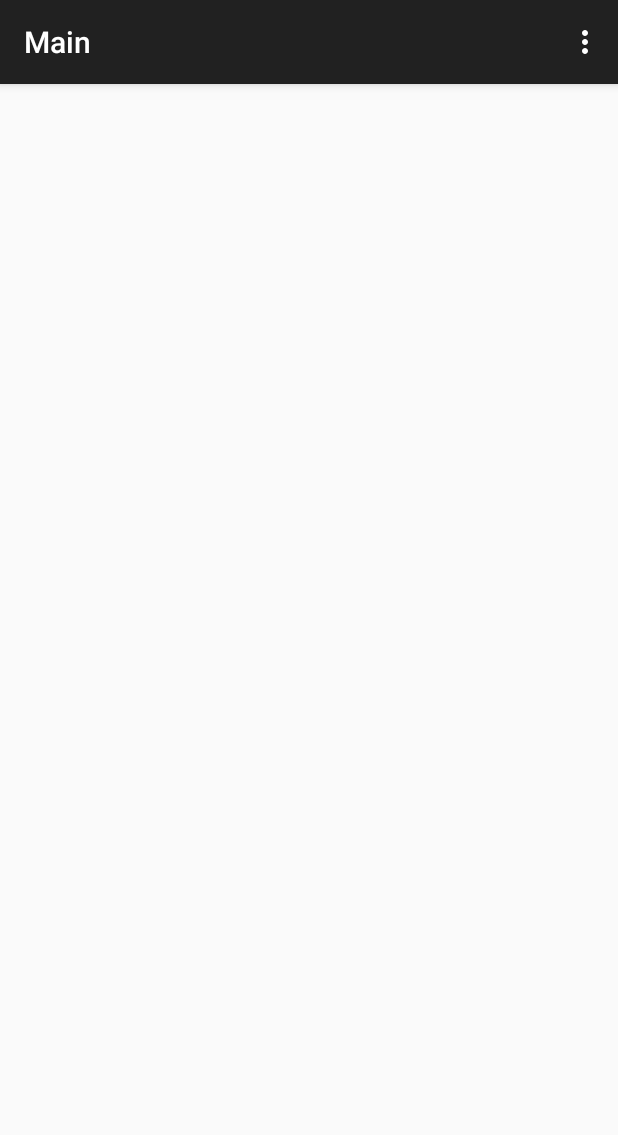
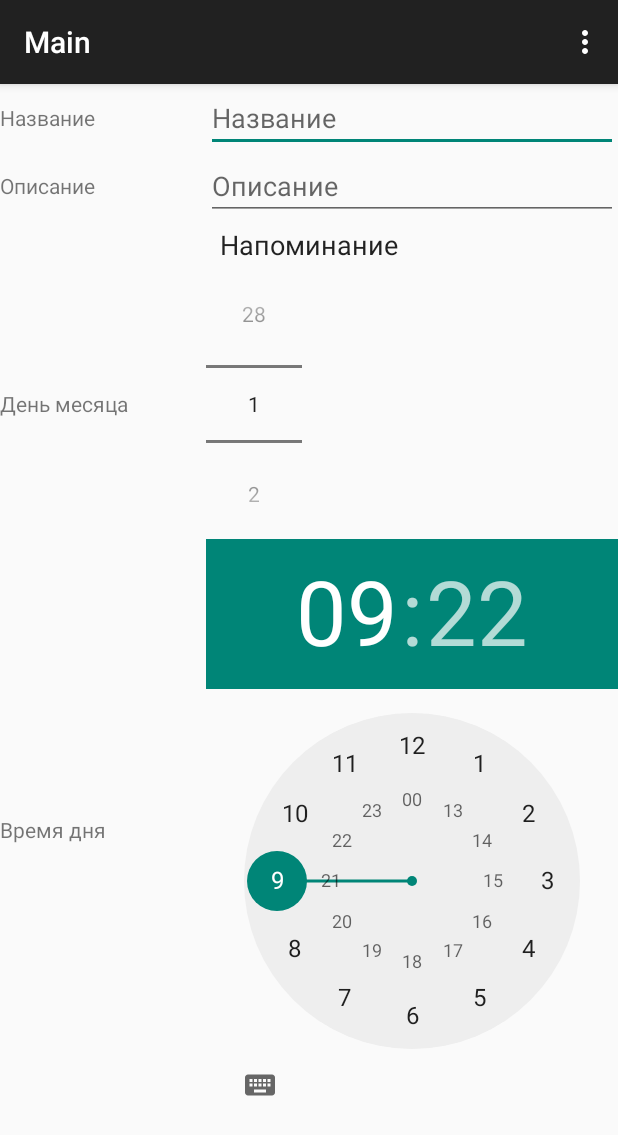
Before and after one commit to dmitry-t/creview, an Android app: the screen it shows after launch (MainActivity), on a phone screen of 412 x 824 dp. Shown: the top 1135 px of the screen. Run offline under Robolectric (Android 15) with nearby library versions, the phone set to English and light mode, and no system bars.

Commit message:
Android application initial outline

```diff
--- a/hints/android/app/build.gradle
+++ b/hints/android/app/build.gradle
@@ -21,5 +21,6 @@ android {
 
 dependencies {
     compile fileTree(dir: 'libs', include: ['*.jar'])
-    compile 'com.android.support:appcompat-v7:21.0.2'
+    compile 'com.android.support:appcompat-v7:21.0.3'
+    compile 'com.google.android.gms:play-services:6.5.87'
 }
--- a/hints/android/app/src/main/java/com/data/hints/MainActivity.java
+++ b/hints/android/app/src/main/java/com/data/hints/MainActivity.java
@@ -12,11 +12,8 @@ public class MainActivity extends ActionBarActivity {
     protected void onCreate(Bundle savedInstanceState) {
         super.onCreate(savedInstanceState);
         setContentView(R.layout.activity_main);
-        if (savedInstanceState == null) {
-            getSupportFragmentManager().beginTransaction()
-                    .add(R.id.container, new TaskEditFragment())
-                    .commit();
-        }
+
+
     }
 
     @Override
--- a/hints/android/app/src/main/java/com/data/hints/TaskEditFragment.java
+++ /dev/null
@@ -1,20 +0,0 @@
-package com.data.hints;
-
-import android.os.Bundle;
-import android.support.v4.app.Fragment;
-import android.view.LayoutInflater;
-import android.view.View;
-import android.view.ViewGroup;
-
-public class TaskEditFragment extends Fragment {
-
-    public TaskEditFragment() {
-    }
-
-    @Override
-    public View onCreateView(LayoutInflater inflater, ViewGroup container,
-                             Bundle savedInstanceState) {
-        View rootView = inflater.inflate(R.layout.fragment_main, container, false);
-        return rootView;
-    }
-}
--- /dev/null
+++ b/hints/android/app/src/main/java/com/data/hints/net/Const.java
@@ -0,0 +1,5 @@
+package com.data.hints.net;
+
+class Const {
+    public static final String USER_AGENT = "Hints";
+}
--- /dev/null
+++ b/hints/android/app/src/main/java/com/data/hints/net/Listener.java
@@ -0,0 +1,6 @@
+package com.data.hints.net;
+
+public interface Listener {
+    void onResponse(String response);
+    void onError();
+}
--- /dev/null
+++ b/hints/android/app/src/main/java/com/data/hints/view/TaskEditView.java
@@ -0,0 +1,43 @@
+package com.data.hints.view;
+
+import android.content.Context;
+import android.util.AttributeSet;
+import android.widget.FrameLayout;
+import android.widget.NumberPicker;
+import android.widget.TimePicker;
+
+import com.data.hints.R;
+import com.data.hints.core.Task;
+
+public class TaskEditView extends FrameLayout {
+
+    private final NumberPicker dayOfMonth_;
+    private final TimePicker timeOfDay_;
+
+    public TaskEditView(Context context) {
+        this(context, null, 0);
+    }
+
+    public TaskEditView(Context context, AttributeSet attrs) {
+        this(context, attrs, 0);
+    }
+
+    public TaskEditView(Context context, AttributeSet attrs, int defStyle) {
+        super(context, attrs, defStyle);
+
+        inflate(context, R.layout.view_task_edit, this);
+
+        dayOfMonth_ = (NumberPicker) findViewById(R.id.task_trigger_day_of_month);
+        dayOfMonth_.setMinValue(1);
+        dayOfMonth_.setMaxValue(28);
+
+        timeOfDay_ = (TimePicker) findViewById(R.id.task_trigger_time_of_day);
+        timeOfDay_.setIs24HourView(true);
+    }
+
+    public void setTask(Task task) {
+        dayOfMonth_.setValue(task.getTriggerTime().dayOfMonth);
+        timeOfDay_.setCurrentHour(task.getTriggerTime().timeOfDay.hour);
+        timeOfDay_.setCurrentMinute(task.getTriggerTime().timeOfDay.minute);
+    }
+}
--- a/hints/android/app/src/main/res/layout/activity_main.xml
+++ b/hints/android/app/src/main/res/layout/activity_main.xml
@@ -1,7 +1,13 @@
-<FrameLayout xmlns:android="http://schemas.android.com/apk/res/android"
-             xmlns:tools="http://schemas.android.com/tools"
-             android:id="@+id/container"
-             android:layout_width="match_parent"
-             android:layout_height="match_parent"
-             tools:context="com.data.hints.MainActivity"
-             tools:ignore="MergeRootFrame"/>
+<FrameLayout
+    android:id="@+id/container"
+    xmlns:android="http://schemas.android.com/apk/res/android"
+    xmlns:tools="http://schemas.android.com/tools"
+    android:layout_width="match_parent"
+    android:layout_height="match_parent"
+    tools:context="com.data.hints.MainActivity"
+    tools:ignore="MergeRootFrame">
+
+    <com.data.hints.view.TaskEditView
+        android:layout_width="match_parent"
+        android:layout_height="wrap_content"/>
+</FrameLayout>
--- a/hints/android/app/src/main/res/layout/fragment_main.xml
+++ /dev/null
@@ -1,12 +0,0 @@
-<RelativeLayout xmlns:android="http://schemas.android.com/apk/res/android"
-                xmlns:tools="http://schemas.android.com/tools"
-                android:layout_width="match_parent"
-                android:layout_height="match_parent"
-                android:paddingLeft="@dimen/activity_horizontal_margin"
-                android:paddingRight="@dimen/activity_horizontal_margin"
-                android:paddingTop="@dimen/activity_vertical_margin"
-                android:paddingBottom="@dimen/activity_vertical_margin"
-                tools:context="com.data.hints.TaskEditFragment">
-
-
-</RelativeLayout>
--- /dev/null
+++ b/hints/android/app/src/main/res/layout/view_task_edit.xml
@@ -0,0 +1,105 @@
+<?xml version="1.0" encoding="utf-8"?>
+<LinearLayout xmlns:android="http://schemas.android.com/apk/res/android"
+              android:layout_width="match_parent"
+              android:layout_height="wrap_content"
+              android:orientation="vertical">
+
+    <LinearLayout
+        android:layout_width="match_parent"
+        android:layout_height="wrap_content"
+        android:gravity="center_vertical"
+        android:orientation="horizontal">
+
+        <TextView
+            android:layout_width="0dp"
+            android:layout_height="wrap_content"
+            android:layout_weight="1"
+            android:text="@string/task_title"/>
+
+        <EditText
+            android:layout_width="0dp"
+            android:layout_height="wrap_content"
+            android:layout_weight="2"
+            android:hint="@string/task_title"/>
+    </LinearLayout>
+
+    <LinearLayout
+        android:layout_width="match_parent"
+        android:layout_height="wrap_content"
+        android:gravity="center_vertical"
+        android:orientation="horizontal">
+
+        <TextView
+            android:layout_width="0dp"
+            android:layout_height="wrap_content"
+            android:layout_weight="1"
+            android:text="@string/task_description"/>
+
+        <EditText
+            android:layout_width="0dp"
+            android:layout_height="wrap_content"
+            android:layout_weight="2"
+            android:hint="@string/task_description"/>
+    </LinearLayout>
+
+    <TextView
+        style="@android:style/TextAppearance.Medium"
+        android:layout_width="wrap_content"
+        android:layout_height="wrap_content"
+        android:layout_gravity="center_horizontal"
+        android:layout_margin="4dp"
+        android:text="@string/task_trigger_time"/>
+
+    <LinearLayout
+        android:layout_width="match_parent"
+        android:layout_height="wrap_content"
+        android:gravity="center_vertical"
+        android:orientation="horizontal">
+
+        <TextView
+            android:layout_width="0dp"
+            android:layout_height="wrap_content"
+            android:layout_weight="1"
+            android:text="@string/task_day_of_month"/>
+
+        <FrameLayout
+            android:layout_width="0dp"
+            android:layout_height="wrap_content"
+            android:layout_weight="2">
+
+            <NumberPicker
+                android:id="@+id/task_trigger_day_of_month"
+                android:layout_width="wrap_content"
+                android:layout_height="wrap_content"/>
+        </FrameLayout>
+
+    </LinearLayout>
+
+    <LinearLayout
+        android:layout_width="match_parent"
+        android:layout_height="wrap_content"
+        android:gravity="center_vertical"
+        android:orientation="horizontal">
+
+        <TextView
+            android:layout_width="0dp"
+            android:layout_height="wrap_content"
+            android:layout_weight="1"
+            android:text="@string/task_time_of_day"/>
+
+        <LinearLayout
+            android:layout_width="0dp"
+            android:layout_height="wrap_content"
+            android:layout_weight="2"
+            android:gravity="center_vertical">
+
+            <TimePicker
+                android:id="@+id/task_trigger_time_of_day"
+                android:layout_width="wrap_content"
+                android:layout_height="wrap_content"/>
+        </LinearLayout>
+
+    </LinearLayout>
+
+
+</LinearLayout>
--- a/hints/android/app/src/main/res/values/strings.xml
+++ b/hints/android/app/src/main/res/values/strings.xml
@@ -5,5 +5,11 @@
     <string name="title_activity_main">Main</string>
     <string name="hello_world">Hello world!</string>
     <string name="action_settings">Settings</string>
+    <string name="task_title">Название</string>
+    <string name="task_description">Описание</string>
+    <string name="task_trigger_time">Напоминание</string>
+    <string name="task_day_of_month">День месяца</string>
+    <string name="task_time_of_day">Время дня</string>
+    <string name="task_time_hour_minute_delimiter">:</string>
 
 </resources>
```
Also changed, not shown: hints/android/app/src/main/AndroidManifest.xml (+26 -6 lines), hints/android/app/src/main/java/com/data/hints/app/PushIntentService.java (added, +20 -0 lines), hints/android/app/src/main/java/com/data/hints/app/PushReceiver.java (added, +17 -0 lines), hints/android/app/src/main/java/com/data/hints/core/DayOfMonth.java (added, +29 -0 lines), hints/android/app/src/main/java/com/data/hints/core/Notification.java (added, +11 -0 lines), hints/android/app/src/main/java/com/data/hints/core/Task.java (added, +38 -0 lines), hints/android/app/src/main/java/com/data/hints/core/TimeOfDay.java (added, +40 -0 lines), hints/android/app/src/main/java/com/data/hints/core/TriggerTime.java (added, +18 -0 lines), hints/android/app/src/main/java/com/data/hints/net/Client.java (added, +36 -0 lines), hints/android/app/src/main/java/com/data/hints/net/ResponseReader.java (added, +14 -0 lines).
